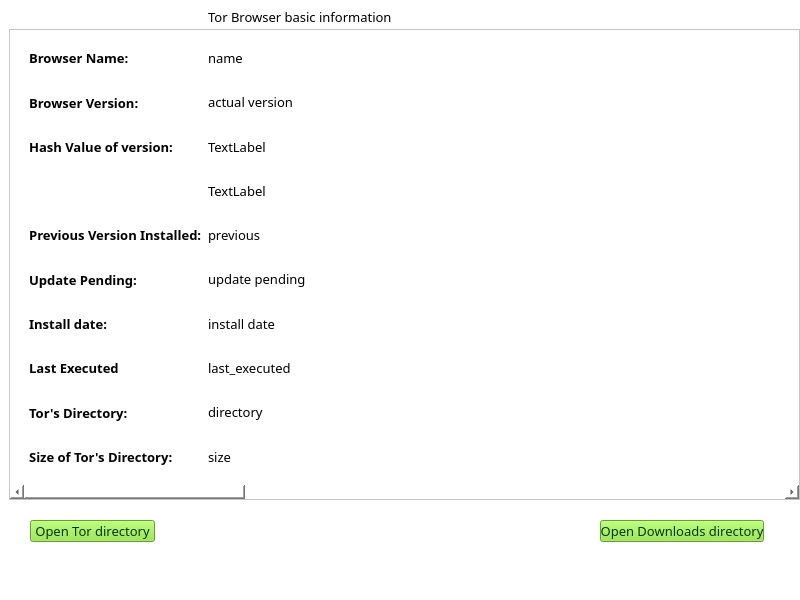
First picture: the form in frontend/infoWindow.ui, repository Herenot/Tor-Forensic-Manager-TFM-, before the edit.
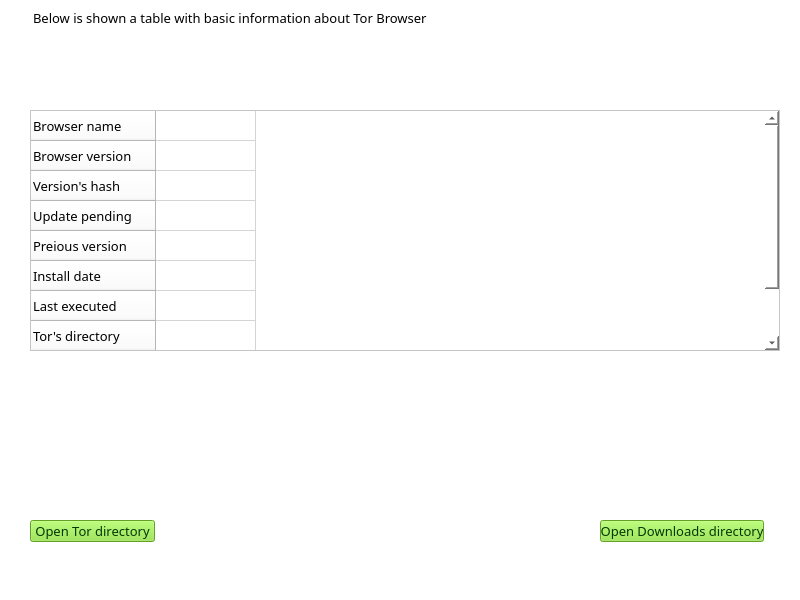
Second picture: the form after the edit. Icons and pictures are not drawn.

What changed in the file:
```diff
--- a/frontend/infoWindow.ui
+++ b/frontend/infoWindow.ui
@@ -41,392 +41,6 @@
    <string notr="true">background-color: rgb(255, 255, 255);</string>
   </property>
   <widget class="QWidget" name="centralwidget">
-   <widget class="QLabel" name="label_2">
-    <property name="geometry">
-     <rect>
-      <x>9</x>
-      <y>9</y>
-      <width>572</width>
-      <height>16</height>
-     </rect>
-    </property>
-    <property name="font">
-     <font>
-      <family>Ubuntu Mono</family>
-      <pointsize>10</pointsize>
-     </font>
-    </property>
-    <property name="text">
-     <string>                                                           Tor Browser basic information</string>
-    </property>
-   </widget>
-   <widget class="QScrollArea" name="scrollArea">
-    <property name="geometry">
-     <rect>
-      <x>9</x>
-      <y>29</y>
-      <width>791</width>
-      <height>471</height>
-     </rect>
-    </property>
-    <property name="widgetResizable">
-     <bool>true</bool>
-    </property>
-    <widget class="QWidget" name="scrollAreaWidgetContents">
-     <property name="geometry">
-      <rect>
-       <x>-399</x>
-       <y>0</y>
-       <width>2735</width>
-       <height>455</height>
-      </rect>
-     </property>
-     <layout class="QVBoxLayout" name="verticalLayout_2">
-      <item>
-       <layout class="QGridLayout" name="gridLayout">
-        <property name="sizeConstraint">
-         <enum>QLayout::SetMaximumSize</enum>
-        </property>
-        <item row="0" column="1">
-         <widget class="QLabel" name="name_label">
-          <property name="font">
-           <font>
-            <family>Ubuntu Mono</family>
-            <pointsize>10</pointsize>
-           </font>
-          </property>
-          <property name="text">
-           <string>name</string>
-          </property>
-         </widget>
-        </item>
-        <item row="2" column="0">
-         <widget class="QLabel" name="label_3">
-          <property name="font">
-           <font>
-            <family>Ubuntu Mono</family>
-            <pointsize>10</pointsize>
-            <weight>75</weight>
-            <bold>true</bold>
-           </font>
-          </property>
-          <property name="text">
-           <string>   Hash Value of version:</string>
-          </property>
-          <property name="margin">
-           <number>7</number>
-          </property>
-         </widget>
-        </item>
-        <item row="5" column="0">
-         <widget class="QLabel" name="label_9">
-          <property name="font">
-           <font>
-            <family>Ubuntu Mono</family>
-            <pointsize>10</pointsize>
-            <weight>75</weight>
-            <bold>true</bold>
-           </font>
-          </property>
-          <property name="text">
-           <string>   Update Pending:</string>
-          </property>
-          <property name="margin">
-           <number>7</number>
-          </property>
-         </widget>
-        </item>
-        <item row="5" column="1">
-         <widget class="QLabel" name="update_pending_label">
-          <property name="font">
-           <font>
-            <family>Ubuntu Mono</family>
-            <pointsize>10</pointsize>
-           </font>
-          </property>
-          <property name="text">
-           <string>update pending</string>
-          </property>
-          <property name="textInteractionFlags">
-           <set>Qt::LinksAccessibleByMouse|Qt::TextSelectableByMouse</set>
-          </property>
-         </widget>
-        </item>
-        <item row="7" column="0">
-         <widget class="QLabel" name="label_12">
-          <property name="font">
-           <font>
-            <family>Ubuntu Mono</family>
-            <pointsize>10</pointsize>
-            <weight>75</weight>
-            <bold>true</bold>
-           </font>
-          </property>
-          <property name="text">
-           <string>   Last Executed</string>
-          </property>
-          <property name="margin">
-           <number>7</number>
-          </property>
-         </widget>
-        </item>
-        <item row="4" column="1">
-         <widget class="QLabel" name="previous_version_label">
-          <property name="font">
-           <font>
-            <family>Ubuntu Mono</family>
-            <pointsize>10</pointsize>
-           </font>
-          </property>
-          <property name="text">
-           <string>previous</string>
-          </property>
-          <property name="textInteractionFlags">
-           <set>Qt::LinksAccessibleByMouse|Qt::TextSelectableByMouse</set>
-          </property>
-         </widget>
-        </item>
-        <item row="14" column="1">
-         <widget class="QLabel" name="size_label">
-          <property name="font">
-           <font>
-            <family>Ubuntu Mono</family>
-            <pointsize>10</pointsize>
-           </font>
-          </property>
-          <property name="text">
-           <string>size</string>
-          </property>
-          <property name="textInteractionFlags">
-           <set>Qt::LinksAccessibleByMouse|Qt::TextSelectableByMouse</set>
-          </property>
-         </widget>
-        </item>
-        <item row="6" column="0">
-         <widget class="QLabel" name="label">
-          <property name="font">
-           <font>
-            <family>Ubuntu Mono</family>
-            <pointsize>10</pointsize>
-            <weight>75</weight>
-            <bold>true</bold>
-           </font>
-          </property>
-          <property name="text">
-           <string>   Install date:</string>
-          </property>
-          <property name="margin">
-           <number>7</number>
-          </property>
-         </widget>
-        </item>
-        <item row="4" column="0">
-         <widget class="QLabel" name="label_4">
-          <property name="font">
-           <font>
-            <family>Ubuntu Mono</family>
-            <pointsize>10</pointsize>
-            <weight>75</weight>
-            <italic>false</italic>
-            <bold>true</bold>
-           </font>
-          </property>
-          <property name="text">
-           <string>   Previous Version Installed:</string>
-          </property>
-          <property name="margin">
-           <number>7</number>
-          </property>
-         </widget>
-        </item>
-        <item row="6" column="1">
-         <widget class="QLabel" name="install_date_label">
-          <property name="font">
-           <font>
-            <family>Ubuntu Mono</family>
-            <pointsize>10</pointsize>
-           </font>
-          </property>
-          <property name="text">
-           <string>install date</string>
-          </property>
-          <property name="textInteractionFlags">
-           <set>Qt::LinksAccessibleByMouse|Qt::TextSelectableByMouse</set>
-          </property>
-         </widget>
-        </item>
-        <item row="9" column="0">
-         <widget class="QLabel" name="label_10">
-          <property name="font">
-           <font>
-            <family>Ubuntu Mono</family>
-            <pointsize>10</pointsize>
-            <weight>75</weight>
-            <bold>true</bold>
-           </font>
-          </property>
-          <property name="text">
-           <string>   Tor's Directory:</string>
-          </property>
-          <property name="margin">
-           <number>7</number>
-          </property>
-         </widget>
-        </item>
-        <item row="1" column="0">
-         <widget class="QLabel" name="label_8">
-          <property name="font">
-           <font>
-            <family>Ubuntu Mono</family>
-            <pointsize>10</pointsize>
-            <weight>75</weight>
-            <bold>true</bold>
-           </font>
-          </property>
-          <property name="text">
-           <string>   Browser Version:</string>
-          </property>
-          <property name="margin">
-           <number>7</number>
-          </property>
-         </widget>
-        </item>
-        <item row="14" column="0">
-         <widget class="QLabel" name="label_11">
-          <property name="font">
-           <font>
-            <family>Ubuntu Mono</family>
-            <pointsize>10</pointsize>
-            <weight>75</weight>
-            <bold>true</bold>
-           </font>
-          </property>
-          <property name="text">
-           <string>   Size of Tor's Directory:</string>
-          </property>
-          <property name="margin">
-           <number>7</number>
-          </property>
-         </widget>
-        </item>
-        <item row="0" column="0">
-         <widget class="QLabel" name="label_7">
-          <property name="font">
-           <font>
-            <family>Ubuntu Mono</family>
-            <pointsize>10</pointsize>
-            <weight>75</weight>
-            <bold>true</bold>
-           </font>
-          </property>
-          <property name="text">
-           <string>   Browser Name:</string>
-          </property>
-          <property name="textFormat">
-           <enum>Qt::AutoText</enum>
-          </property>
-          <property name="margin">
-           <number>7</number>
-          </property>
-         </widget>
-        </item>
-        <item row="7" column="1">
-         <widget class="QLabel" name="last_execution_label">
-          <property name="font">
-           <font>
-            <family>Ubuntu Mono</family>
-            <pointsize>10</pointsize>
-           </font>
-          </property>
-          <property name="text">
-           <string>last_executed</string>
-          </property>
-          <property name="textInteractionFlags">
-           <set>Qt::LinksAccessibleByMouse|Qt::TextSelectableByMouse</set>
-          </property>
-         </widget>
-        </item>
-        <item row="9" column="1">
-         <widget class="QLabel" name="where_installed_label">
-          <property name="minimumSize">
-           <size>
-            <width>2500</width>
-            <height>0</height>
-           </size>
-          </property>
-          <property name="maximumSize">
-           <size>
-            <width>3000</width>
-            <height>16777215</height>
-           </size>
-          </property>
-          <property name="font">
-           <font>
-            <family>Ubuntu Mono</family>
-            <pointsize>10</pointsize>
-           </font>
-          </property>
-          <property name="styleSheet">
-           <string notr="true"/>
-          </property>
-          <property name="text">
-           <string>directory</string>
-          </property>
-          <property name="textInteractionFlags">
-           <set>Qt::LinksAccessibleByMouse|Qt::TextSelectableByMouse</set>
-          </property>
-         </widget>
-        </item>
-        <item row="2" column="1">
-         <widget class="QLabel" name="hash_label1">
-          <property name="font">
-           <font>
-            <family>Ubuntu Mono</family>
-            <pointsize>10</pointsize>
-           </font>
-          </property>
-          <property name="text">
-           <string>TextLabel</string>
-          </property>
-          <property name="textInteractionFlags">
-           <set>Qt::LinksAccessibleByMouse|Qt::TextSelectableByMouse</set>
-          </property>
-         </widget>
-        </item>
-        <item row="1" column="1">
-         <widget class="QLabel" name="actual_version_label">
-          <property name="font">
-           <font>
-            <family>Ubuntu Mono</family>
-            <pointsize>10</pointsize>
-           </font>
-          </property>
-          <property name="text">
-           <string>actual version</string>
-          </property>
-          <property name="textInteractionFlags">
-           <set>Qt::LinksAccessibleByMouse|Qt::TextSelectableByMouse</set>
-          </property>
-         </widget>
-        </item>
-        <item row="3" column="1">
-         <widget class="QLabel" name="hash_label2">
-          <property name="font">
-           <font>
-            <family>Ubuntu Mono</family>
-            <pointsize>10</pointsize>
-           </font>
-          </property>
-          <property name="text">
-           <string>TextLabel</string>
-          </property>
-         </widget>
-        </item>
-       </layout>
-      </item>
-     </layout>
-    </widget>
-   </widget>
    <widget class="QPushButton" name="open_download">
     <property name="geometry">
      <rect>
@@ -487,6 +101,179 @@
      <string>Open Tor directory</string>
     </property>
    </widget>
+   <widget class="QTableWidget" name="table">
+    <property name="geometry">
+     <rect>
+      <x>30</x>
+      <y>110</y>
+      <width>750</width>
+      <height>241</height>
+     </rect>
+    </property>
+    <property name="minimumSize">
+     <size>
+      <width>0</width>
+      <height>0</height>
+     </size>
+    </property>
+    <property name="maximumSize">
+     <size>
+      <width>750</width>
+      <height>16777215</height>
+     </size>
+    </property>
+    <property name="font">
+     <font>
+      <family>Ubuntu Mono</family>
+      <pointsize>10</pointsize>
+     </font>
+    </property>
+    <attribute name="horizontalHeaderVisible">
+     <bool>false</bool>
+    </attribute>
+    <attribute name="horizontalHeaderCascadingSectionResizes">
+     <bool>false</bool>
+    </attribute>
+    <attribute name="verticalHeaderVisible">
+     <bool>true</bool>
+    </attribute>
+    <row>
+     <property name="text">
+      <string>Browser name</string>
+     </property>
+     <property name="font">
+      <font>
+       <family>Ubuntu Mono</family>
+       <pointsize>10</pointsize>
+      </font>
+     </property>
+    </row>
+    <row>
+     <property name="text">
+      <string>Browser version</string>
+     </property>
+     <property name="font">
+      <font>
+       <family>Ubuntu Mono</family>
+       <pointsize>10</pointsize>
+      </font>
+     </property>
+    </row>
+    <row>
+     <property name="text">
+      <string>Version's hash</string>
+     </property>
+     <property name="font">
+      <font>
+       <family>Ubuntu Mono</family>
+       <pointsize>10</pointsize>
+      </font>
+     </property>
+    </row>
+    <row>
+     <property name="text">
+      <string>Update pending</string>
+     </property>
+     <property name="font">
+      <font>
+       <family>Ubuntu Mono</family>
+       <pointsize>10</pointsize>
+      </font>
+     </property>
+    </row>
+    <row>
+     <property name="text">
+      <string>Preious version</string>
+     </property>
+     <property name="font">
+      <font>
+       <family>Ubuntu Mono</family>
+       <pointsize>10</pointsize>
+      </font>
+     </property>
+    </row>
+    <row>
+     <property name="text">
+      <string>Install date</string>
+     </property>
+     <property name="font">
+      <font>
+       <family>Ubuntu Mono</family>
+       <pointsize>10</pointsize>
+      </font>
+     </property>
+    </row>
+    <row>
+     <property name="text">
+      <string>Last executed</string>
+     </property>
+     <property name="font">
+      <font>
+       <family>Ubuntu Mono</family>
+       <pointsize>10</pointsize>
+      </font>
+     </property>
+    </row>
+    <row>
+     <property name="text">
+      <string>Tor's directory</string>
+     </property>
+     <property name="font">
+      <font>
+       <family>Ubuntu Mono</family>
+       <pointsize>10</pointsize>
+      </font>
+     </property>
+    </row>
+    <row>
+     <property name="text">
+      <string>Tor's directory size</string>
+     </property>
+     <property name="font">
+      <font>
+       <family>Ubuntu Mono</family>
+       <pointsize>10</pointsize>
+      </font>
+     </property>
+    </row>
+    <column>
+     <property name="text">
+      <string/>
+     </property>
+    </column>
+    <item row="0" column="0">
+     <property name="text">
+      <string/>
+     </property>
+     <property name="font">
+      <font>
+       <family>Ubuntu Mono</family>
+       <pointsize>10</pointsize>
+       <weight>50</weight>
+       <bold>false</bold>
+      </font>
+     </property>
+    </item>
+   </widget>
+   <widget class="QLabel" name="label">
+    <property name="geometry">
+     <rect>
+      <x>33</x>
+      <y>8</y>
+      <width>741</width>
+      <height>20</height>
+     </rect>
+    </property>
+    <property name="font">
+     <font>
+      <family>Ubuntu Mono</family>
+      <pointsize>10</pointsize>
+     </font>
+    </property>
+    <property name="text">
+     <string>Below is shown a table with basic information about Tor Browser</string>
+    </property>
+   </widget>
   </widget>
   <widget class="QMenuBar" name="menubar">
    <property name="geometry">
```
Left out of the diff: 1 changed line with no effect on the pictures.
